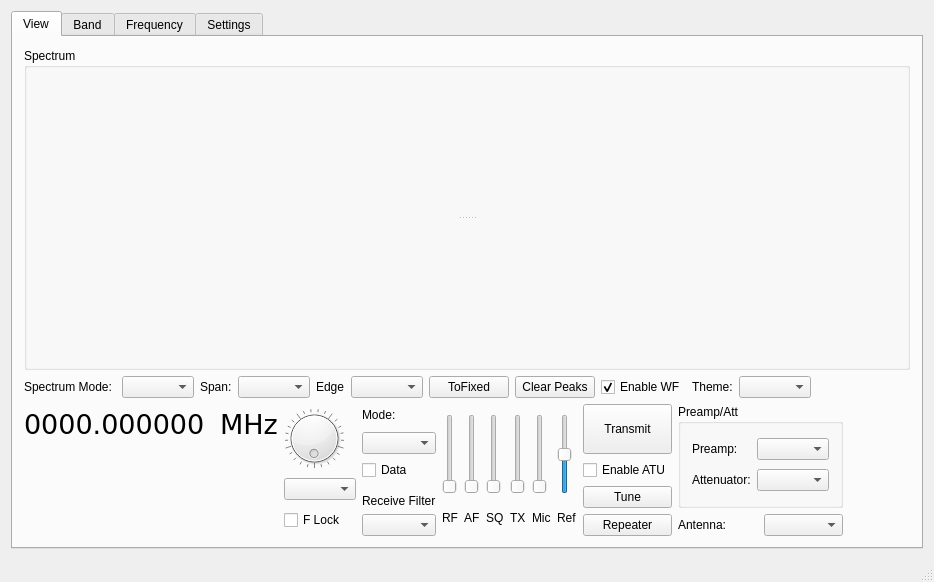
The window that wfmain.ui (adecarolis/wfweb) describes before a commit, drawn with Qt 5.
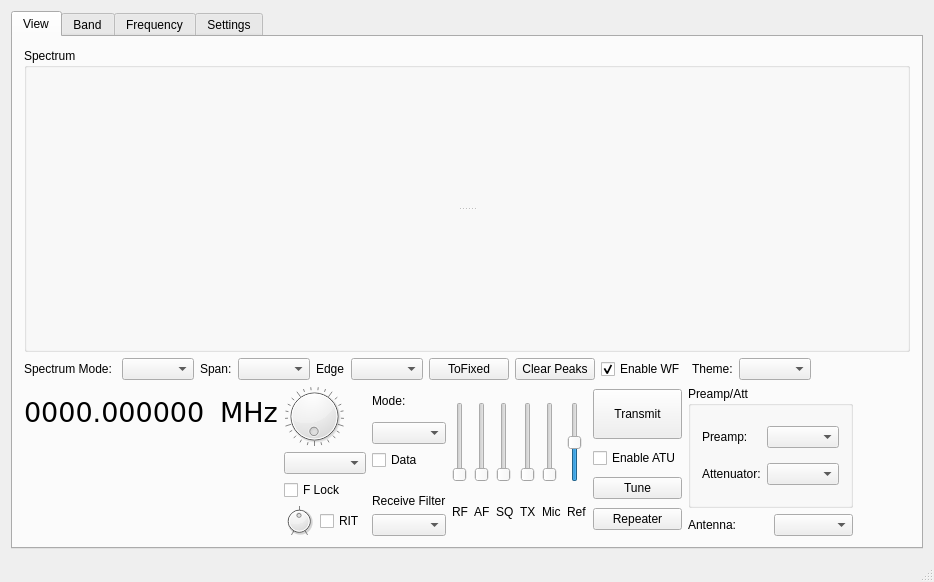
The same window after the commit. The open tabs and pages were chosen to show the change. Custom widgets are drawn as their Qt base class.

Commit message: Receiver Incremental Tuning is in. The UI does not check the rig's initial state yet, but the functions are partially in rigCommander for that purpose.

What changed in the file:
```diff
--- a/wfmain.ui
+++ b/wfmain.ui
@@ -280,6 +280,48 @@
               </property>
              </widget>
             </item>
+            <item>
+             <layout class="QHBoxLayout" name="horizontalLayout_25">
+              <item>
+               <widget class="QDial" name="ritTuneDial">
+                <property name="maximumSize">
+                 <size>
+                  <width>30</width>
+                  <height>30</height>
+                 </size>
+                </property>
+                <property name="minimum">
+                 <number>-500</number>
+                </property>
+                <property name="maximum">
+                 <number>500</number>
+                </property>
+                <property name="singleStep">
+                 <number>10</number>
+                </property>
+                <property name="pageStep">
+                 <number>50</number>
+                </property>
+                <property name="invertedAppearance">
+                 <bool>false</bool>
+                </property>
+                <property name="notchTarget">
+                 <double>50.000000000000000</double>
+                </property>
+                <property name="notchesVisible">
+                 <bool>true</bool>
+                </property>
+               </widget>
+              </item>
+              <item>
+               <widget class="QCheckBox" name="ritEnableChk">
+                <property name="text">
+                 <string>RIT</string>
+                </property>
+               </widget>
+              </item>
+             </layout>
+            </item>
            </layout>
           </item>
           <item>
```
Left out of the diff: 2 changed lines with no effect on the pictures. The commit also changes 4 other files.
